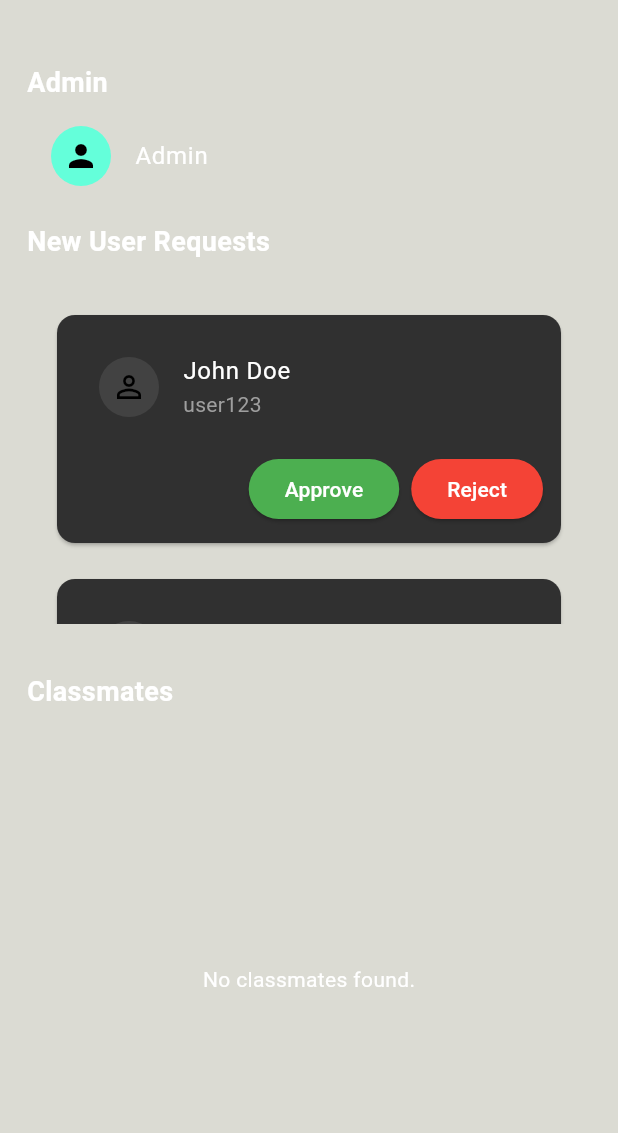
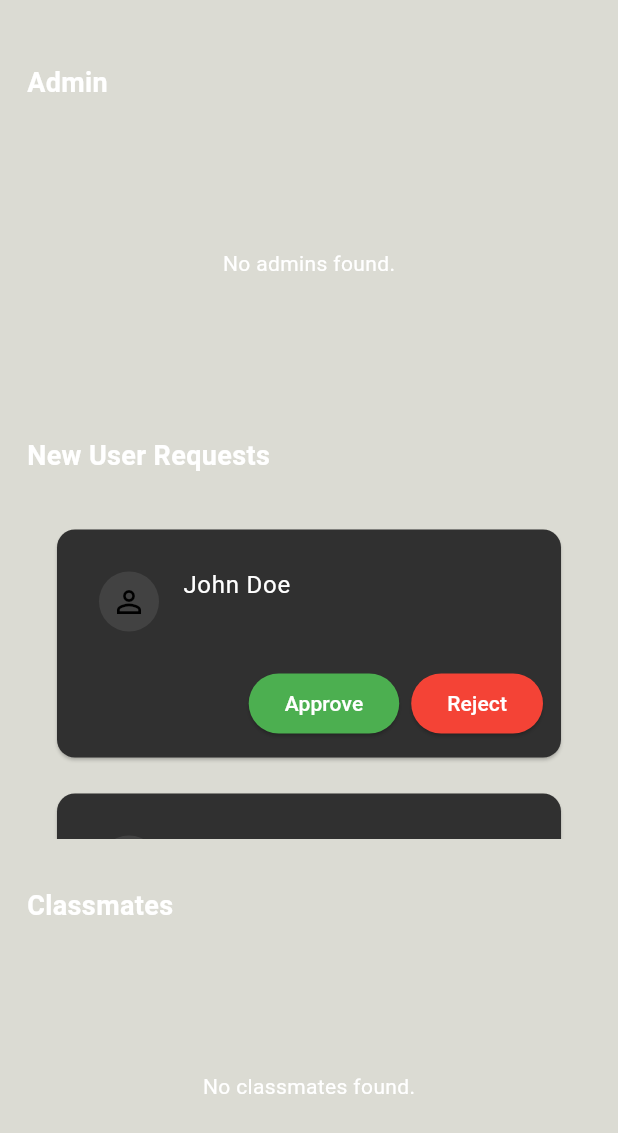
Before and after one commit to Imran-decoder/E-Learning-Platform, a Flutter app: the PeopleScreen screen opened directly, on a phone screen of 412 x 824 dp. Shown: the top 1133 px of the screen. Run offline on Flutter 3.47's test engine with Material 3 defaults, Android fonts, the phone set to English and light mode, and no system bars; our stand-ins replace cloud_firestore, firebase_auth, firebase_core, flutter_svg, google_fonts, google_generative_ai and 4 more; accounts and stored records are empty.

Commit message:
admin login, adding admins, dasboard only visible to admin

```diff
--- a/lib/Onboarding/secpage_of_signup.dart
+++ b/lib/Onboarding/secpage_of_signup.dart
@@ -141,6 +141,7 @@ class _CompleteProfileFormState extends State<CompleteProfileForm> {
         userName: _usernameController.text.trim(),
         enrolledCourses: const [],
         Profile: userProfile,
+        isAdmin: false,
       );
 
       await _firestoreService.createUser(user);
--- a/lib/db_operations/users.dart
+++ b/lib/db_operations/users.dart
@@ -6,12 +6,14 @@ class User {
   final String userName;
   final List<String> enrolledCourses;
   final UserProfile Profile;
+  final bool isAdmin;
 
   User({
     required this.userID,
     required this.userName,
     required this.enrolledCourses,
     required this.Profile,
+    required this.isAdmin,
   });
 
   // Convert User object to a map for Firestore
@@ -21,6 +23,7 @@ class User {
       'userName': userName,
       'enrolledCourses': enrolledCourses,
       'Profile': Profile.toMap(),
+      'isAdmin': isAdmin,
     };
   }
 
@@ -32,6 +35,7 @@ class User {
       userName: data['userName'],
       enrolledCourses: List<String>.from(data['enrolledCourses']),
       Profile: UserProfile.fromMap(data['Profile']['main']),
+      isAdmin: data['isAdmin'],
     );
   }
 }
--- a/lib/screens/Admin/people_screen.dart
+++ b/lib/screens/Admin/people_screen.dart
@@ -16,6 +16,7 @@ class PeopleScreen extends StatelessWidget {
           child: Column(
             crossAxisAlignment: CrossAxisAlignment.start,
             children: [
+              // Admin Section
               const Text(
                 "Admin",
                 style: TextStyle(
@@ -25,10 +26,39 @@ class PeopleScreen extends StatelessWidget {
                 ),
               ),
               const SizedBox(height: 8),
-              _buildPersonTile("Admin", isAdmin: true),
+              Expanded(
+                child: StreamBuilder<QuerySnapshot>(
+                  stream: FirebaseFirestore.instance
+                      .collection('Users')
+                      .where('isAdmin', isEqualTo: true) // Fetch only admins
+                      .snapshots(),
+                  builder: (context, snapshot) {
+                    if (snapshot.connectionState == ConnectionState.waiting) {
+                      return const Center(child: CircularProgressIndicator());
+                    }
+                    if (!snapshot.hasData || snapshot.data!.docs.isEmpty) {
+                      return const Center(
+                        child: Text("No admins found.", style: TextStyle(color: Colors.white)),
+                      );
+                    }
+
+                    final admins = snapshot.data!.docs;
+                    return ListView.builder(
+                      itemCount: admins.length,
+                      itemBuilder: (context, index) {
+                        final admin = admins[index];
+                        final name = admin['Profile']?['main']?['firstName'] ?? "Unknown";
+                        final username = admin['userName'] ?? "No username"; // Display username
+
+                        return _buildPersonTile(name, username: username, isAdmin: true);
+                      },
+                    );
+                  },
+                ),
+              ),
+
               const SizedBox(height: 16),
-
-              // New User Requests Section
+               // New User Requests Section
               const Text(
                 "New User Requests",
                 style: TextStyle(
@@ -40,8 +70,7 @@ class PeopleScreen extends StatelessWidget {
               const SizedBox(height: 8),
               _buildNewUserRequests(context),
               const SizedBox(height: 16),
-
-              // Classmates Section
+              // Classmates Section (Non-admin users)
               const Text(
                 "Classmates",
                 style: TextStyle(
@@ -53,32 +82,33 @@ class PeopleScreen extends StatelessWidget {
               const SizedBox(height: 8),
               Expanded(
                 child: StreamBuilder<QuerySnapshot>(
-                  stream: FirebaseFirestore.instance.collection('Users').snapshots(),
+                  stream: FirebaseFirestore.instance
+                      .collection('Users')
+                      .where('isAdmin', isEqualTo: false) // Fetch only non-admins
+                      .snapshots(),
                   builder: (context, snapshot) {
                     if (snapshot.connectionState == ConnectionState.waiting) {
-                      return const Center(
-                        child: CircularProgressIndicator(),
-                      );
+                      return const Center(child: CircularProgressIndicator());
                     }
-
                     if (!snapshot.hasData || snapshot.data!.docs.isEmpty) {
                       return const Center(
-                        child: Text(
-                          "No classmates found.",
-                          style: TextStyle(color: Colors.white),
-                        ),
+                        child: Text("No classmates found.", style: TextStyle(color: Colors.white)),
                       );
                     }
 
                     final students = snapshot.data!.docs;
-
                     return ListView.builder(
                       itemCount: students.length,
                       itemBuilder: (context, index) {
                         final student = students[index];
                         final name = student['Profile']?['main']?['firstName'] ?? "Unknown";
-                        final userId = student['userName'];
-                        return _buildPersonTile(name, userId: userId);
+                        final username = student['userName'] ?? "No username"; // Display username
+                        final userId = student.id;
+
+                        return GestureDetector(
+                          onTap: () => _showRequestDialog(context, name, userId),
+                          child: _buildPersonTile(name, username: username),
+                        );
                       },
                     );
                   },
@@ -133,7 +163,7 @@ class PeopleScreen extends StatelessWidget {
         child: Column(
           crossAxisAlignment: CrossAxisAlignment.start,
           children: [
-            _buildPersonTile(name, userId: userId),
+            _buildPersonTile(name, username: ''),
             const SizedBox(height: 8),
             Row(
               mainAxisAlignment: MainAxisAlignment.end,
@@ -170,34 +200,37 @@ class PeopleScreen extends StatelessWidget {
   }
 
   // Function to display the custom dialog when tapping on a request
-  void _showRequestDialog(BuildContext context, String name) {
+  void _showRequestDialog(BuildContext context, String name, String userId) {
     showDialog(
       context: context,
       builder: (context) => CustomDialog(
         title: 'User Request: $name',
-        content: 'Do you want to approve the request of $name?',
+        content: 'Do you want to promote $name to Admin?',
         actions: [
           TextButton(
-            onPressed: () {
-              // Handle the approval action
-              Navigator.of(context).pop();
+            onPressed:  () async{
+              await FirebaseFirestore.instance.collection('Users').doc(userId).update({
+                'isAdmin': true, // Update Firestore to make the user an admin
+              });
+              Navigator.of(context).pop(); // Close dialog
             },
-            child: const Text('Approve', style: TextStyle(color: Colors.green)),
+            child: const Text('Promote', style: TextStyle(color: Colors.green)),
           ),
           TextButton(
             onPressed: () {
               // Handle the rejection action
               Navigator.of(context).pop();
             },
-            child: const Text('Reject', style: TextStyle(color: Colors.red)),
+            child: const Text('Cancel', style: TextStyle(color: Colors.red)),
           ),
         ],
       ),
     );
   }
 
-  // Widget to build the person tile
-  Widget _buildPersonTile(String name, {String? userId, bool isAdmin = false}) {
+
+  // Widget to build the person tile (Updated to display username)
+  Widget _buildPersonTile(String name, {required String username, bool isAdmin = false}) {
     return ListTile(
       leading: CircleAvatar(
         backgroundColor: isAdmin ? Colors.tealAccent : Colors.grey[800],
@@ -213,15 +246,13 @@ class PeopleScreen extends StatelessWidget {
           fontSize: 16,
         ),
       ),
-      subtitle: userId != null
-          ? Text(
-        userId,
+      subtitle: Text(
+        username, // Display username instead of userId
         style: const TextStyle(
           color: Colors.grey,
           fontSize: 14,
         ),
-      )
-          : null,
+      ),
     );
   }
 }
```
Also changed, not shown: lib/Onboarding/admin_login.dart (+77 -28 lines), lib/screens/dashboard_screen.dart (+22 -2 lines).
